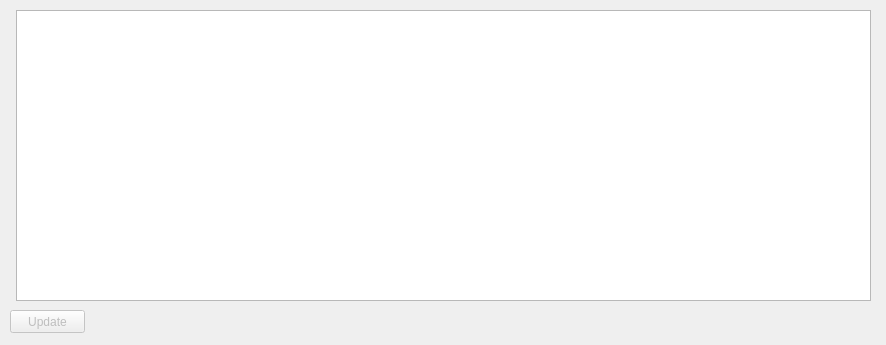
Qt form html_edit.ui (bjones1/CodeChat) before a commit.
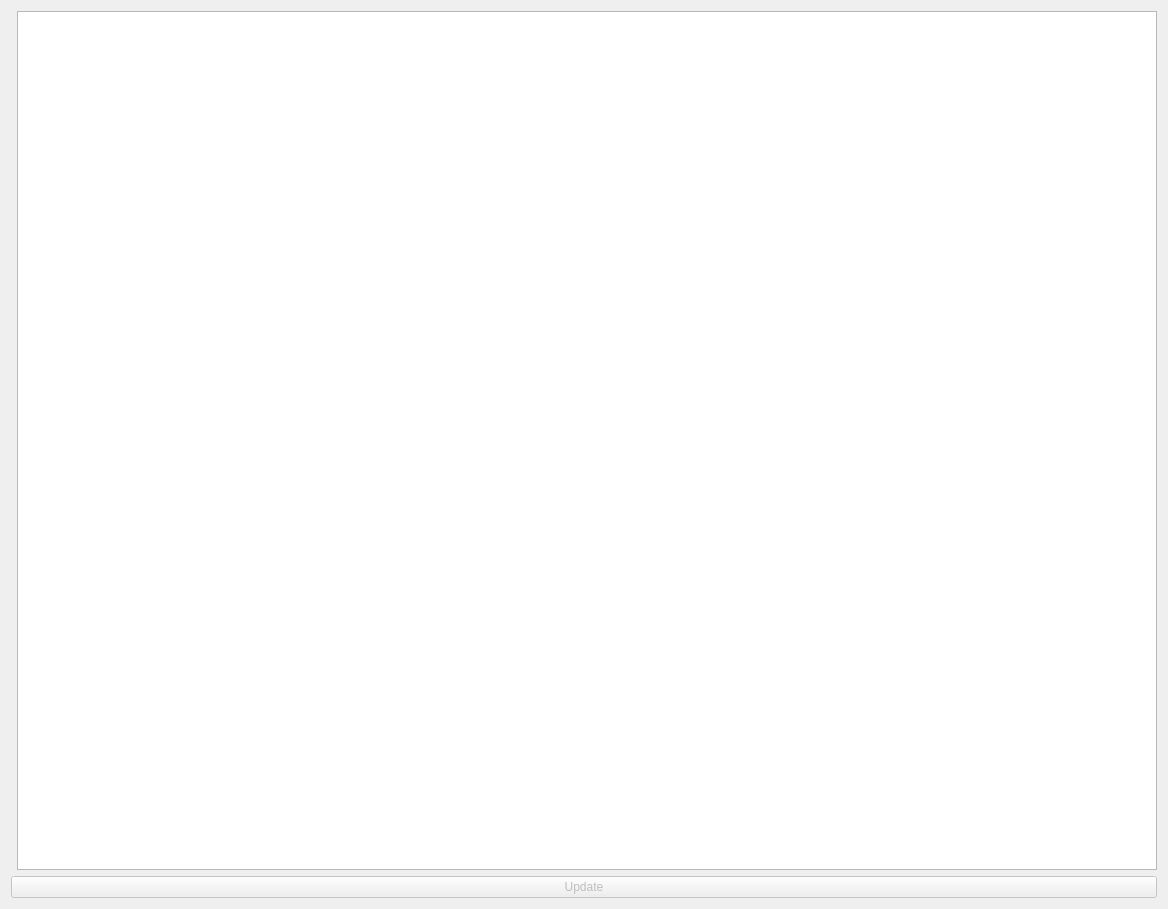
The same form after that commit. Custom widgets are drawn as their Qt base class.

Commit message: - Made edit window resizable, much bigger - Changed directory to make images load in - First pass at debugging match failures

Patch:
```diff
--- a/html_edit.ui
+++ b/html_edit.ui
@@ -6,41 +6,15 @@
    <rect>
     <x>0</x>
     <y>0</y>
-    <width>886</width>
-    <height>345</height>
+    <width>1168</width>
+    <height>909</height>
    </rect>
   </property>
   <property name="windowTitle">
    <string>Dialog</string>
   </property>
-  <widget class="QPushButton" name="updatePushButton">
-   <property name="enabled">
-    <bool>false</bool>
-   </property>
-   <property name="geometry">
-    <rect>
-     <x>10</x>
-     <y>310</y>
-     <width>75</width>
-     <height>23</height>
-    </rect>
-   </property>
-   <property name="text">
-    <string>Update</string>
-   </property>
-   <property name="shortcut">
-    <string/>
-   </property>
-  </widget>
-  <widget class="QWidget" name="">
-   <property name="geometry">
-    <rect>
-     <x>10</x>
-     <y>10</y>
-     <width>861</width>
-     <height>291</height>
-    </rect>
-   </property>
+  <layout class="QVBoxLayout" name="verticalLayout">
+   <item>
    <layout class="QHBoxLayout" name="horizontalLayout">
     <item>
      <widget class="QsciScintilla" name="plainTextEdit">
@@ -67,7 +41,21 @@
      <widget class="QTextEdit" name="textEdit"/>
     </item>
    </layout>
-  </widget>
+   </item>
+   <item>
+    <widget class="QPushButton" name="updatePushButton">
+     <property name="enabled">
+      <bool>false</bool>
+     </property>
+     <property name="text">
+      <string>Update</string>
+     </property>
+     <property name="shortcut">
+      <string/>
+     </property>
+    </widget>
+   </item>
+  </layout>
  </widget>
  <customwidgets>
   <customwidget>
```
Lines whose indentation alone changed are shown as unchanged. The commit also changes 1 other file.
